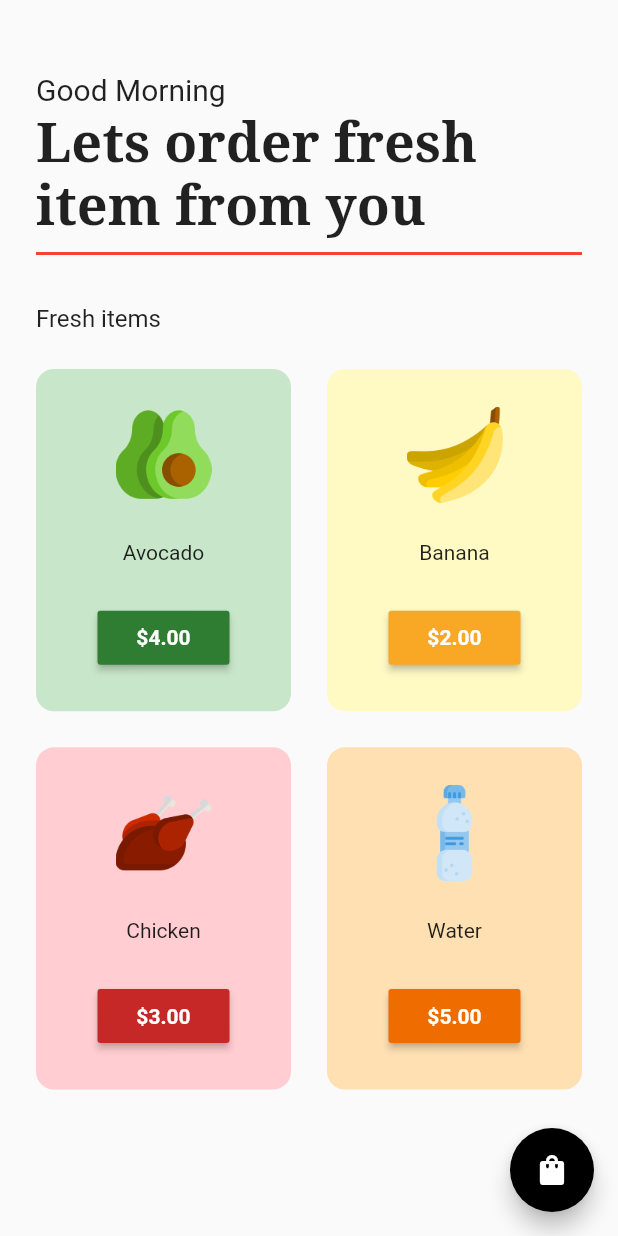
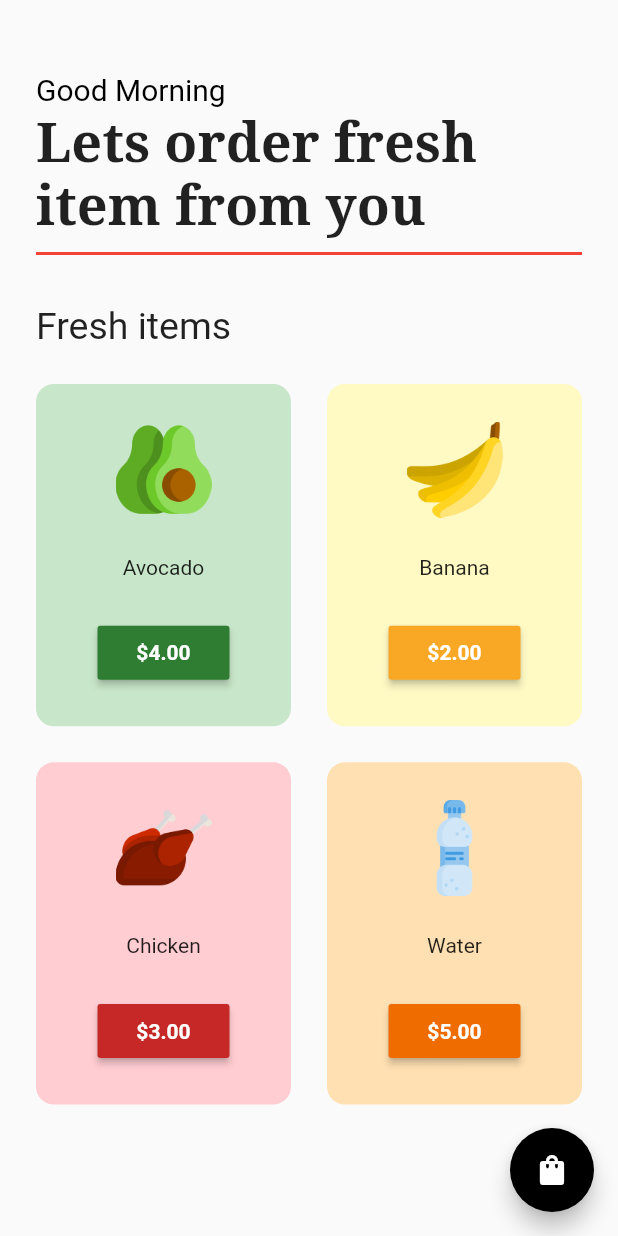
Before and after one commit to siam786/fluttershop, a Flutter app: the screen it shows after launch, after a tap on "Get Started", on a phone screen of 412 x 824 dp. Run offline on Flutter 3.47's test engine with Material 2 defaults, Android fonts, the phone set to English and light mode, and no system bars; our stand-ins replace google_fonts.

Commit message:
add font add

```diff
--- a/lib/pages/home_page.dart
+++ b/lib/pages/home_page.dart
@@ -29,11 +29,12 @@ class HomePage extends StatelessWidget {
             const SizedBox(
               height: 48.0,
             ),
-            const Padding(
+            Padding(
               padding: EdgeInsets.symmetric(horizontal: 24.0),
               child: Text(
                 'Good Morning',
-                style: TextStyle(fontSize: 20),
+                style:
+                    GoogleFonts.lobsterTwo(fontSize: 20, color: Colors.black),
               ),
             ),
             const SizedBox(
@@ -62,12 +63,10 @@ class HomePage extends StatelessWidget {
               height: 24.0,
             ),
             // fresh item grid
-            const Padding(
+            Padding(
               padding: EdgeInsets.symmetric(horizontal: 24.0),
-              child: Text(
-                'Fresh items',
-                style: TextStyle(fontSize: 16),
-              ),
+              child:
+                  Text('Fresh items', style: GoogleFonts.roboto(fontSize: 25)),
             ),
             Expanded(
               child: Consumer<CartModel>(
--- a/lib/pages/intropage.dart
+++ b/lib/pages/intropage.dart
@@ -17,7 +17,7 @@ class IntroPage extends StatelessWidget {
           child: Image.asset('lib/images/avocado.png'),
         ),
         Padding(
-          padding: EdgeInsets.all(24.0),
+          padding: const EdgeInsets.all(24.0),
           child: Text(
             'we deliver grocery at your doorstep',
             textAlign: TextAlign.center,
@@ -57,7 +57,7 @@ class IntroPage extends StatelessWidget {
             ),
           ),
         ),
-        Spacer(),
+        const Spacer(),
       ]),
     );
   }
```
